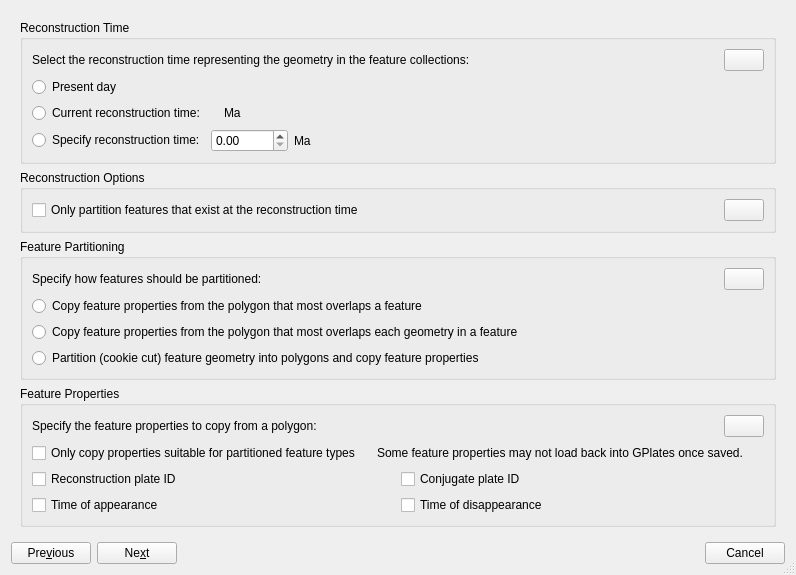
First picture: the form in src/qt-widgets/AssignReconstructionPlateIdsDialogUi.ui, repository GPlates/GPlates, before the edit.
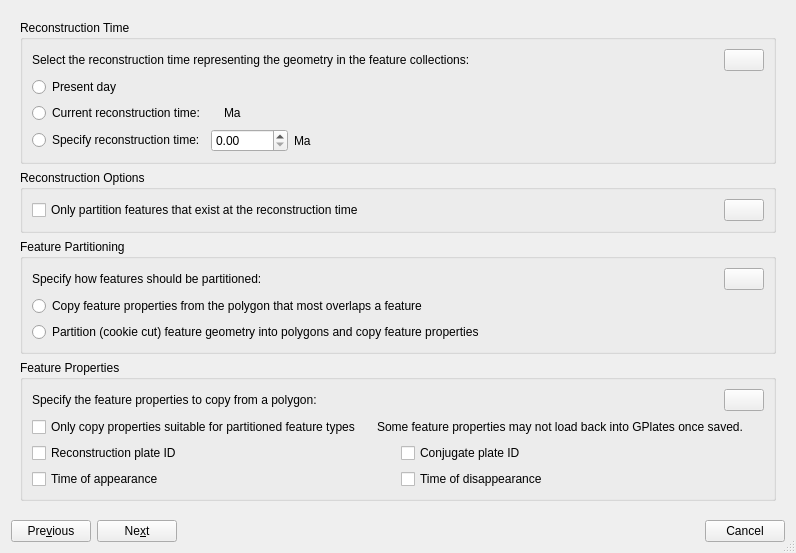
Second picture: the form after the edit. The open tabs and pages were chosen to show the change. Icons and pictures are not drawn.

```diff
--- a/src/qt-widgets/AssignReconstructionPlateIdsDialogUi.ui
+++ b/src/qt-widgets/AssignReconstructionPlateIdsDialogUi.ui
@@ -559,13 +559,6 @@
            </widget>
           </item>
           <item row="2" column="0">
-           <widget class="QRadioButton" name="radio_button_assign_feature_sub_geometries">
-            <property name="text">
-             <string>Copy feature properties from the polygon that most overlaps each geometry in a feature</string>
-            </property>
-           </widget>
-          </item>
-          <item row="3" column="0">
            <widget class="QRadioButton" name="radio_button_partition_features">
             <property name="text">
              <string>Partition (cookie cut) feature geometry into polygons and copy feature properties</string>
```
Left out of the diff: 78 changed lines with no effect on the pictures.
